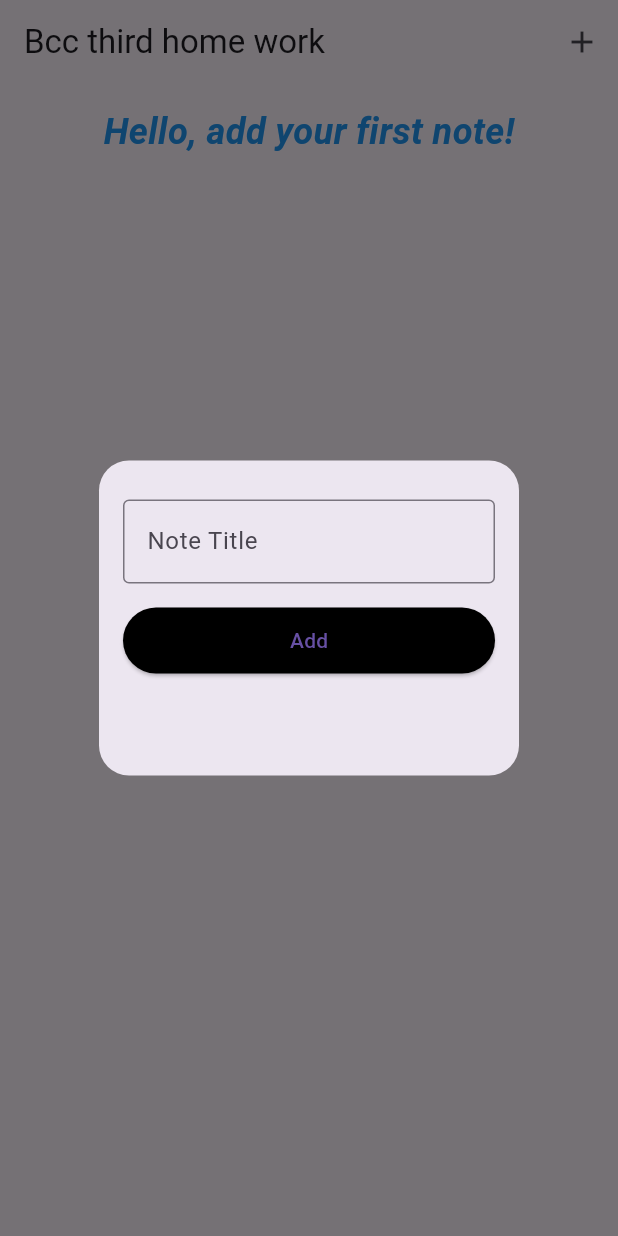
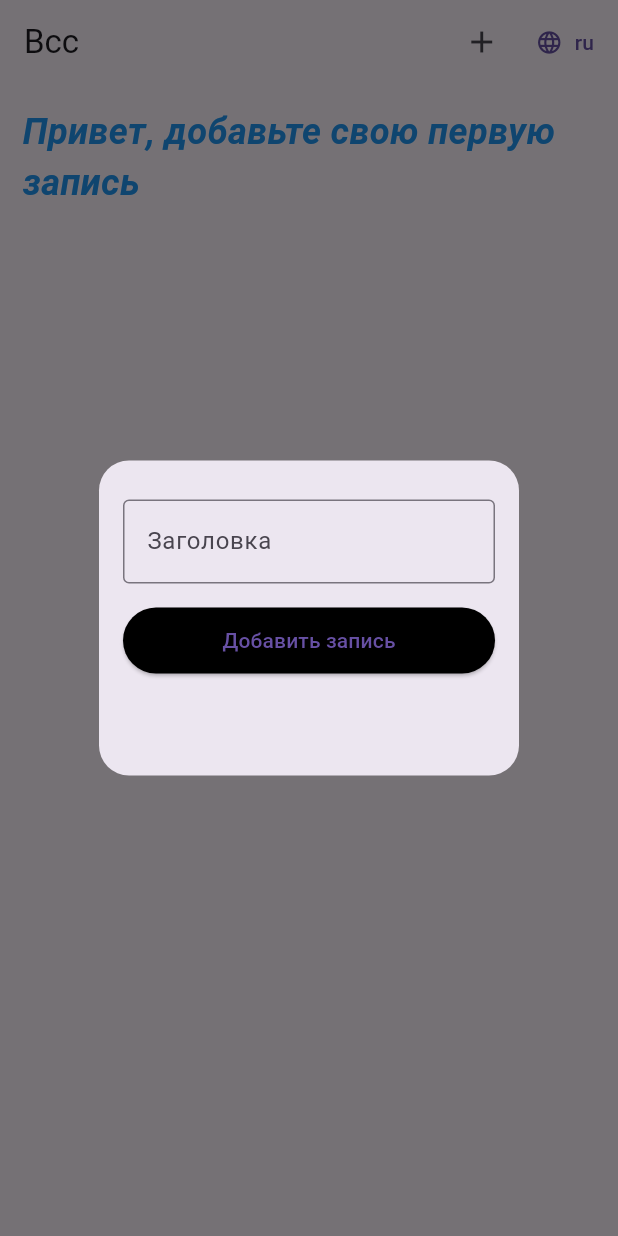
Before and after one commit to mirlankhashimov/bcc_note_book, a Flutter app: the screen it shows after launch, after a tap on the "add" icon, on a phone screen of 412 x 824 dp. Run offline on Flutter 3.47's test engine with Material 3 defaults, Android fonts, the phone set to English and light mode, and no system bars; our stand-ins replace bloc, equatable, flutter_bloc, get_it, hive, hive_flutter and 2 more; accounts and stored records are empty; generated files the repository leaves out were written again.

Commit message:
bcc 5-home work added locale

```diff
--- /dev/null
+++ b/l10n.yaml
@@ -0,0 +1,3 @@
+arb-dir: lib/l10n
+template-arb-file: app_en.arb
+output-localization-file: app_localizations.dart
--- a/lib/database/database.dart
+++ b/lib/database/database.dart
@@ -4,7 +4,7 @@ import 'package:hive_flutter/hive_flutter.dart';
 import 'package:shared_preferences/shared_preferences.dart';
 import 'package:uuid/uuid.dart';
 
-import '../ui/note.dart';
+import '../features/tasks/presentation/dvo/note.dart';
 
 abstract class NoteDatabase {
   Future<List<Note>> getNotes();
--- /dev/null
+++ b/lib/features/tasks/presentation/blocs/settings/locale_event.dart
@@ -0,0 +1,22 @@
+part of 'locale_bloc.dart';
+
+@immutable
+abstract class LocaleEvent extends Equatable {}
+
+class LocaleInitialEvent extends LocaleEvent {
+  final String lang;
+
+  LocaleInitialEvent({required this.lang});
+
+  @override
+  List<Object?> get props => [lang];
+}
+
+class ChangeLangEvent extends LocaleEvent {
+  final String lang;
+
+  ChangeLangEvent({required this.lang});
+
+  @override
+  List<Object?> get props => [lang];
+}
--- /dev/null
+++ b/lib/features/tasks/presentation/blocs/settings/locale_state.dart
@@ -0,0 +1,14 @@
+part of 'locale_bloc.dart';
+
+@immutable
+abstract class LocaleState {}
+
+class LocaleInitialState extends LocaleState {}
+
+class ChangedLangState extends LocaleState {
+  final String lang;
+
+  ChangedLangState({required this.lang});
+
+  List<Object?> get props => [lang];
+}
--- a/lib/ui/home_screen.dart
+++ b/lib/features/tasks/presentation/screens/home_screen.dart
@@ -1,8 +1,10 @@
-import 'package:bcc_note_book/ui/note.dart';
+import 'package:bcc_note_book/features/tasks/presentation/blocs/settings/locale_bloc.dart';
+import 'package:bcc_note_book/features/tasks/presentation/dvo/note.dart';
 import 'package:flutter/material.dart';
 import 'package:flutter_bloc/flutter_bloc.dart';
-import '../note_bloc/note_bloc.dart';
-import 'note_list.dart';
+import '../blocs/note_bloc.dart';
+import '../widgets/note_list.dart';
+import 'package:flutter_gen/gen_l10n/app_localizations.dart';
 
 class HomeScreen extends StatefulWidget {
   const HomeScreen({super.key});
@@ -25,19 +27,42 @@ class _HomeScreenState extends State<HomeScreen> {
   Widget build(BuildContext context) {
     return Scaffold(
         appBar: AppBar(
-        title: const Text("Bcc third home work"),
+          title: const Text("Bcc"),
           actions: [
             IconButton(
               icon: const Icon(Icons.add),
-            tooltip: 'Add Note',
               onPressed: () {
                 addNoteDialog();
               },
             ),
+            TextButton.icon(
+                onPressed: () {
+                  final LocaleBloc localeBloc =
+                      BlocProvider.of<LocaleBloc>(context);
+                  localeBloc.add(ChangeLangEvent(lang: 'ru'));
+                },
+                label: Text(AppLocalizations.of(context)?.localeName ?? "ru"),
+                icon: const Icon(Icons.language_outlined))
           ],
         ),
-      body: const Notes(),
+        body: BlocListener(
+          bloc: BlocProvider.of<LocaleBloc>(context),
+          listener: (BuildContext context, LocaleState state) {
+            if (state is ChangedLangState) {
+              final snackBar = SnackBar(
+                content: const Text(""),
+                action: SnackBarAction(
+                  label: AppLocalizations.of(context)!.lang_changed(state.lang),
+                  onPressed: () {
+                    // Some code to undo the change.
+                  },
+                ),
               );
+              ScaffoldMessenger.of(context).showSnackBar(snackBar);
+            }
+          },
+          child: const Notes(),
+        ));
   }
 
   void addNoteDialog() {
@@ -70,10 +95,11 @@ class _HomeScreenState extends State<HomeScreen> {
                       padding: const EdgeInsets.all(8.0),
                       child: TextField(
                         controller: titleController,
-                        decoration: const InputDecoration(
-                            border: OutlineInputBorder(),
-                            hintText: 'Type the title',
-                            labelText: 'Note Title'),
+                        decoration: InputDecoration(
+                            border: const OutlineInputBorder(),
+                            hintText: AppLocalizations.of(context)!.type_title,
+                            labelText:
+                                AppLocalizations.of(context)!.note_title),
                       ),
                     ),
                     Container(
@@ -92,7 +118,7 @@ class _HomeScreenState extends State<HomeScreen> {
                         style: ElevatedButton.styleFrom(
                           backgroundColor: Colors.black,
                         ),
-                        child: const Text("Add"),
+                        child: Text(AppLocalizations.of(context)!.add_note),
                       ),
                     ),
                   ],
--- a/lib/ui/note_list.dart
+++ b/lib/features/tasks/presentation/widgets/note_list.dart
@@ -1,7 +1,7 @@
 import 'package:flutter/material.dart';
 import 'package:flutter_bloc/flutter_bloc.dart';
-
-import '../note_bloc/note_bloc.dart';
+import 'package:flutter_gen/gen_l10n/app_localizations.dart';
+import '../blocs/note_bloc.dart';
 import 'note_item.dart';
 
 class Notes extends StatelessWidget {
@@ -22,15 +22,15 @@ class Notes extends StatelessWidget {
             },
           );
         } else {
-          return const Center(
+          return Center(
             child: Column(
               mainAxisAlignment: MainAxisAlignment.center,
               children: [
                 Padding(
-                    padding: EdgeInsets.all(15),
+                    padding: const EdgeInsets.all(15),
                     child: Text(
-                      'Hello, add your first note!',
-                      style: TextStyle(
+                      AppLocalizations.of(context)!.add_first_note,
+                      style: const TextStyle(
                           fontSize: 24,
                           fontStyle: FontStyle.italic,
                           fontWeight: FontWeight.bold,
--- /dev/null
+++ b/lib/l10n/app_ru.arb
@@ -0,0 +1,8 @@
+{
+  "add_note": "Добавить запись",
+  "type_title": "Введите запись",
+  "note_title": "Заголовка",
+  "update": "Обновить",
+  "add_first_note": "Привет, добавьте свою первую запись",
+  "lang_changed": "Вы изменили язык на {lang}"
+}
--- a/lib/main.dart
+++ b/lib/main.dart
@@ -1,15 +1,20 @@
+import 'package:bcc_note_book/features/tasks/presentation/blocs/settings/locale_bloc.dart';
 import 'package:flutter/material.dart';
 import 'package:flutter_bloc/flutter_bloc.dart';
 import 'package:get_it/get_it.dart';
+import 'package:hive_flutter/hive_flutter.dart';
 
 import 'di/injection.dart';
-import 'note_bloc/note_bloc.dart';
-import 'ui/home_screen.dart';
+import 'features/tasks/presentation/blocs/note_bloc.dart';
+import 'features/tasks/presentation/screens/home_screen.dart';
+import 'package:flutter_localizations/flutter_localizations.dart';
+import 'package:flutter_gen/gen_l10n/app_localizations.dart';
 
 final getIt = GetIt.instance;
 
 void main() async {
   configureDependencies();
+  await Hive.initFlutter();
   runApp(const MyApp());
 }
 
@@ -18,27 +23,51 @@ class MyApp extends StatelessWidget {
 
   @override
   Widget build(BuildContext context) {
-    return const MaterialApp(title: 'App Title', home: MyHomePage());
+    return MultiBlocProvider(
+        providers: [
+          BlocProvider(create: (context) => LocaleBloc()),
+          BlocProvider(create: (context) => NoteBloc())
+        ],
+        child: BlocBuilder<LocaleBloc, LocaleState>(builder: (context, state) {
+          String lang;
+          if (state is ChangedLangState) {
+            lang = state.lang;
+          } else {
+            lang = AppLocalizations.of(context)?.localeName ?? 'ru';
+          }
+
+          return MaterialApp(
+              localizationsDelegates: const [
+                AppLocalizations.delegate,
+                GlobalMaterialLocalizations.delegate,
+                GlobalWidgetsLocalizations.delegate,
+                GlobalCupertinoLocalizations.delegate,
+              ],
+              supportedLocales: AppLocalizations.supportedLocales,
+              locale: Locale(lang),
+              title: 'App Title',
+              home: const HomeScreen());
+        }));
   }
 }
 
-class MyHomePage extends StatefulWidget {
-  const MyHomePage({super.key});
-
-  @override
-  MyHomePageState createState() => MyHomePageState();
-}
-
-class MyHomePageState extends State<MyHomePage> {
-  @override
-  Widget build(BuildContext context) {
-    return MultiBlocProvider(
-      providers: [
-        BlocProvider(
-          create: (context) => NoteBloc(),
-        ),
-      ],
-      child: const HomeScreen(),
-    );
-  }
-}
+// class MyHomePage extends StatefulWidget {
+//   const MyHomePage({super.key});
+//
+//   @override
+//   MyHomePageState createState() => MyHomePageState();
+// }
+//
+// class MyHomePageState extends State<MyHomePage> {
+//   @override
+//   Widget build(BuildContext context) {
+//     return MultiBlocProvider(
+//       providers: [
+//         BlocProvider(
+//           create: (context) => NoteBloc(),
+//         ),
+//       ],
+//       child: const HomeScreen(),
+//     );
+//   }
+// }
--- a/pubspec.yaml
+++ b/pubspec.yaml
@@ -54,6 +54,7 @@ dependencies:
   hive_flutter: ^1.1.0
   path_provider: ^2.0.2
   shared_preferences: ^2.0.2
+  flutter_localization: ^0.2.0
 
 dev_dependencies:
   flutter_test:
@@ -69,6 +70,7 @@ dev_dependencies:
   hive_generator: ^2.0.1
   build_runner: ^2.4.7
   injectable_generator: ^2.4.1
+  intl_translation: ^0.18.2
 
 # For information on the generic Dart part of this file, see the
 # following page: https://dart.dev/tools/pub/pubspec
@@ -80,6 +82,7 @@ flutter:
   # included with your application, so that you can use the icons in
   # the material Icons class.
   uses-material-design: true
+  generate: true
 
   # To add assets to your application, add an assets section, like this:
   # assets:
@@ -111,3 +114,5 @@ flutter:
   #
   # For details regarding fonts from package dependencies,
   # see https://flutter.dev/custom-fonts/#from-packages
+flutter_intl:
+  enabled: true
```
Also changed, not shown: lib/features/tasks/presentation/blocs/note_bloc.dart (renamed from lib/note_bloc/note_bloc.dart, +6 -5 lines), lib/features/tasks/presentation/blocs/settings/locale_bloc.dart (added, +29 -0 lines), lib/features/tasks/presentation/widgets/note_item.dart (renamed from lib/ui/note_item.dart, +8 -8 lines), lib/l10n/app_en.arb (added, +8 -0 lines), lib/features/tasks/presentation/blocs/note_event.dart (renamed from lib/note_bloc/note_event.dart), lib/features/tasks/presentation/blocs/note_state.dart (line endings or trailing spaces), lib/features/tasks/presentation/dvo/note.dart (renamed from lib/ui/note.dart), pubspec.lock, 1 other file. Lines whose indentation alone changed are shown as unchanged.
